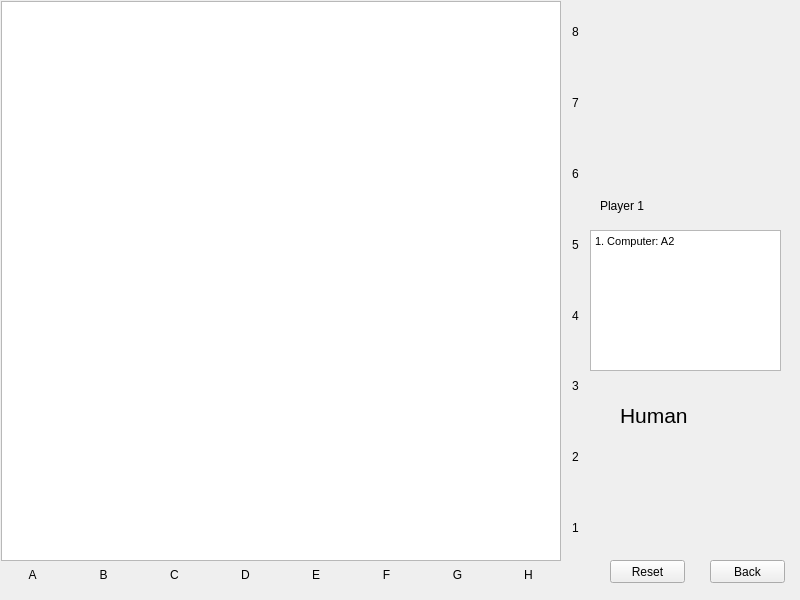
Above: gui/ui/isolationform.ui from clovenski/isolation-game before the change. Below: the same form after it.
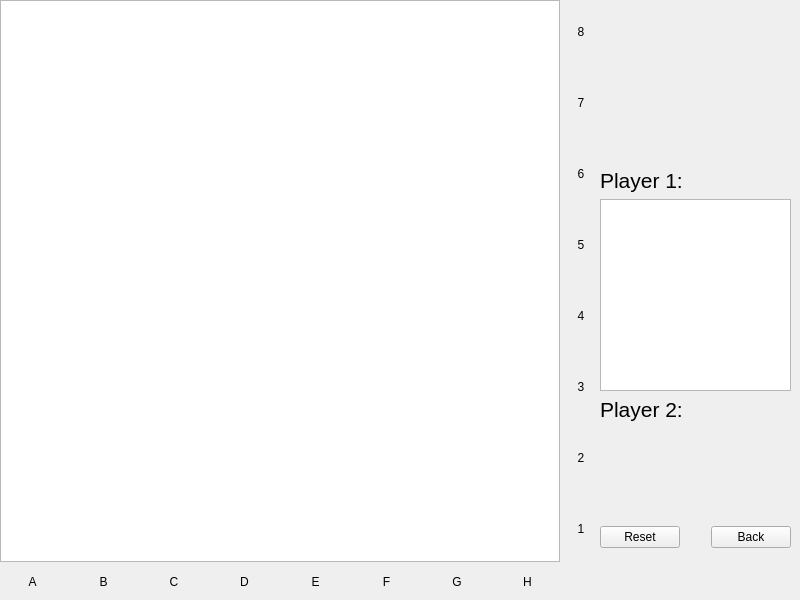
That is the form after the change.

Commit message: Added Feature: player and computer moves now output to textbrowser.

Patch:
```diff
--- a/gui/ui/isolationform.ui
+++ b/gui/ui/isolationform.ui
@@ -13,173 +13,148 @@
   <property name="windowTitle">
    <string>Form</string>
   </property>
-  <widget class="QGraphicsView" name="graphicsView">
-   <property name="geometry">
-    <rect>
-     <x>1</x>
-     <y>1</y>
-     <width>560</width>
-     <height>560</height>
-    </rect>
-   </property>
-   <property name="minimumSize">
-    <size>
-     <width>560</width>
-     <height>560</height>
-    </size>
-   </property>
-  </widget>
-  <widget class="QLabel" name="label_player1">
+  <widget class="QWidget" name="layoutWidget">
    <property name="geometry">
     <rect>
      <x>600</x>
-     <y>190</y>
-     <width>111</width>
-     <height>31</height>
-    </rect>
-   </property>
-   <property name="text">
-    <string>Player 1</string>
-   </property>
-  </widget>
-  <widget class="QLabel" name="label_player2">
-   <property name="geometry">
-    <rect>
-     <x>620</x>
-     <y>390</y>
-     <width>141</width>
-     <height>51</height>
-    </rect>
-   </property>
-   <property name="font">
-    <font>
-     <pointsize>16</pointsize>
-    </font>
-   </property>
-   <property name="text">
-    <string>Human</string>
-   </property>
-  </widget>
-  <widget class="QTextBrowser" name="turnTextBrowser">
-   <property name="geometry">
-    <rect>
-     <x>590</x>
-     <y>230</y>
+     <y>10</y>
      <width>191</width>
-     <height>141</height>
+     <height>581</height>
     </rect>
    </property>
+   <layout class="QGridLayout" name="gridLayout_2">
+    <item row="0" column="0">
+     <spacer name="verticalSpacer_3">
+      <property name="orientation">
+       <enum>Qt::Vertical</enum>
+      </property>
+      <property name="sizeHint" stdset="0">
+       <size>
+        <width>178</width>
+        <height>158</height>
+       </size>
+      </property>
+     </spacer>
+    </item>
+    <item row="1" column="0">
+     <layout class="QVBoxLayout" name="verticalLayout_2">
+      <item>
+       <widget class="QLabel" name="label_player1">
+        <property name="font">
+         <font>
+          <pointsize>16</pointsize>
+         </font>
+        </property>
+        <property name="text">
+         <string>&lt;html&gt;&lt;head/&gt;&lt;body&gt;&lt;p&gt;Player 1: &lt;/p&gt;&lt;/body&gt;&lt;/html&gt;</string>
+        </property>
+       </widget>
+      </item>
+      <item>
+       <widget class="QTextBrowser" name="textBrowser_moves">
    <property name="html">
     <string>&lt;!DOCTYPE HTML PUBLIC &quot;-//W3C//DTD HTML 4.0//EN&quot; &quot;http://www.w3.org/TR/REC-html40/strict.dtd&quot;&gt;
 &lt;html&gt;&lt;head&gt;&lt;meta name=&quot;qrichtext&quot; content=&quot;1&quot; /&gt;&lt;style type=&quot;text/css&quot;&gt;
 p, li { white-space: pre-wrap; }
 &lt;/style&gt;&lt;/head&gt;&lt;body style=&quot; font-family:'MS Shell Dlg 2'; font-size:8.25pt; font-weight:400; font-style:normal;&quot;&gt;
-&lt;p style=&quot; margin-top:0px; margin-bottom:0px; margin-left:0px; margin-right:0px; -qt-block-indent:0; text-indent:0px;&quot;&gt;1. Computer: A2&lt;/p&gt;&lt;/body&gt;&lt;/html&gt;</string>
-   </property>
-  </widget>
-  <widget class="QPushButton" name="backButton">
-   <property name="geometry">
-    <rect>
-     <x>710</x>
-     <y>560</y>
-     <width>75</width>
-     <height>23</height>
-    </rect>
+&lt;p style=&quot;-qt-paragraph-type:empty; margin-top:0px; margin-bottom:0px; margin-left:0px; margin-right:0px; -qt-block-indent:0; text-indent:0px;&quot;&gt;&lt;br /&gt;&lt;/p&gt;&lt;/body&gt;&lt;/html&gt;</string>
+        </property>
+       </widget>
+      </item>
+      <item>
+       <widget class="QLabel" name="label_player2">
+        <property name="font">
+         <font>
+          <pointsize>16</pointsize>
+         </font>
    </property>
    <property name="text">
-    <string>Back</string>
-   </property>
-  </widget>
+         <string>&lt;html&gt;&lt;head/&gt;&lt;body&gt;&lt;p&gt;Player 2: &lt;/p&gt;&lt;/body&gt;&lt;/html&gt;</string>
+        </property>
+       </widget>
+      </item>
+     </layout>
+    </item>
+    <item row="2" column="0">
+     <spacer name="verticalSpacer_2">
+      <property name="orientation">
+       <enum>Qt::Vertical</enum>
+      </property>
+      <property name="sizeHint" stdset="0">
+       <size>
+        <width>178</width>
+        <height>98</height>
+       </size>
+      </property>
+     </spacer>
+    </item>
+    <item row="3" column="0">
+     <layout class="QHBoxLayout" name="horizontalLayout">
+      <item>
   <widget class="QPushButton" name="resetButton">
-   <property name="geometry">
-    <rect>
-     <x>610</x>
-     <y>560</y>
-     <width>75</width>
-     <height>23</height>
-    </rect>
-   </property>
    <property name="text">
     <string>Reset</string>
    </property>
   </widget>
-  <widget class="QWidget" name="horizontalLayoutWidget_2">
+      </item>
+      <item>
+       <spacer name="horizontalSpacer_2">
+        <property name="orientation">
+         <enum>Qt::Horizontal</enum>
+        </property>
+        <property name="sizeHint" stdset="0">
+         <size>
+          <width>20</width>
+          <height>20</height>
+         </size>
+        </property>
+       </spacer>
+      </item>
+      <item>
+       <widget class="QPushButton" name="backButton">
+        <property name="text">
+         <string>Back</string>
+        </property>
+       </widget>
+      </item>
+     </layout>
+    </item>
+    <item row="4" column="0">
+     <spacer name="verticalSpacer_4">
+      <property name="orientation">
+       <enum>Qt::Vertical</enum>
+      </property>
+      <property name="sizeHint" stdset="0">
+       <size>
+        <width>20</width>
+        <height>18</height>
+       </size>
+      </property>
+     </spacer>
+    </item>
+   </layout>
+  </widget>
+  <widget class="QWidget" name="layoutWidget">
    <property name="geometry">
     <rect>
      <x>0</x>
-     <y>560</y>
-     <width>561</width>
-     <height>31</height>
-    </rect>
-   </property>
-   <layout class="QHBoxLayout" name="horizontalLayout_3">
-    <item>
-     <widget class="QLabel" name="label_A">
-      <property name="text">
-       <string>&lt;html&gt;&lt;head/&gt;&lt;body&gt;&lt;p align=&quot;center&quot;&gt;A&lt;/p&gt;&lt;/body&gt;&lt;/html&gt;</string>
-      </property>
-     </widget>
-    </item>
-    <item>
-     <widget class="QLabel" name="label_B">
-      <property name="text">
-       <string>&lt;html&gt;&lt;head/&gt;&lt;body&gt;&lt;p align=&quot;center&quot;&gt;B&lt;/p&gt;&lt;/body&gt;&lt;/html&gt;</string>
-      </property>
-     </widget>
-    </item>
-    <item>
-     <widget class="QLabel" name="label_C">
-      <property name="text">
-       <string>&lt;html&gt;&lt;head/&gt;&lt;body&gt;&lt;p align=&quot;center&quot;&gt;C&lt;/p&gt;&lt;/body&gt;&lt;/html&gt;</string>
-      </property>
-     </widget>
-    </item>
-    <item>
-     <widget class="QLabel" name="label_D">
-      <property name="text">
-       <string>&lt;html&gt;&lt;head/&gt;&lt;body&gt;&lt;p align=&quot;center&quot;&gt;D&lt;/p&gt;&lt;/body&gt;&lt;/html&gt;</string>
-      </property>
-     </widget>
-    </item>
-    <item>
-     <widget class="QLabel" name="label_E">
-      <property name="text">
-       <string>&lt;html&gt;&lt;head/&gt;&lt;body&gt;&lt;p align=&quot;center&quot;&gt;E&lt;/p&gt;&lt;/body&gt;&lt;/html&gt;</string>
-      </property>
-     </widget>
-    </item>
-    <item>
-     <widget class="QLabel" name="label_F">
-      <property name="text">
-       <string>&lt;html&gt;&lt;head/&gt;&lt;body&gt;&lt;p align=&quot;center&quot;&gt;F&lt;/p&gt;&lt;/body&gt;&lt;/html&gt;</string>
-      </property>
-     </widget>
-    </item>
-    <item>
-     <widget class="QLabel" name="label_G">
-      <property name="text">
-       <string>&lt;html&gt;&lt;head/&gt;&lt;body&gt;&lt;p align=&quot;center&quot;&gt;G&lt;/p&gt;&lt;/body&gt;&lt;/html&gt;</string>
-      </property>
-     </widget>
-    </item>
-    <item>
-     <widget class="QLabel" name="label_H">
-      <property name="text">
-       <string>&lt;html&gt;&lt;head/&gt;&lt;body&gt;&lt;p align=&quot;center&quot;&gt;H&lt;/p&gt;&lt;/body&gt;&lt;/html&gt;</string>
-      </property>
-     </widget>
-    </item>
-   </layout>
-  </widget>
-  <widget class="QWidget" name="verticalLayoutWidget">
-   <property name="geometry">
-    <rect>
-     <x>560</x>
      <y>0</y>
-     <width>31</width>
-     <height>561</height>
+     <width>596</width>
+     <height>596</height>
     </rect>
    </property>
+   <layout class="QGridLayout" name="gridLayout">
+    <item row="0" column="0">
+     <widget class="QGraphicsView" name="graphicsView">
+      <property name="minimumSize">
+       <size>
+        <width>560</width>
+        <height>560</height>
+       </size>
+      </property>
+     </widget>
+    </item>
+    <item row="0" column="1">
    <layout class="QVBoxLayout" name="verticalLayout">
     <item>
      <widget class="QLabel" name="label_8">
@@ -236,6 +211,81 @@
        <string>&lt;html&gt;&lt;head/&gt;&lt;body&gt;&lt;p align=&quot;center&quot;&gt;1&lt;/p&gt;&lt;/body&gt;&lt;/html&gt;</string>
       </property>
      </widget>
+      </item>
+     </layout>
+    </item>
+    <item row="1" column="0">
+     <layout class="QHBoxLayout" name="horizontalLayout_3">
+      <item>
+       <widget class="QLabel" name="label_A">
+        <property name="text">
+         <string>&lt;html&gt;&lt;head/&gt;&lt;body&gt;&lt;p align=&quot;center&quot;&gt;A&lt;/p&gt;&lt;/body&gt;&lt;/html&gt;</string>
+        </property>
+       </widget>
+      </item>
+      <item>
+       <widget class="QLabel" name="label_B">
+        <property name="text">
+         <string>&lt;html&gt;&lt;head/&gt;&lt;body&gt;&lt;p align=&quot;center&quot;&gt;B&lt;/p&gt;&lt;/body&gt;&lt;/html&gt;</string>
+        </property>
+       </widget>
+      </item>
+      <item>
+       <widget class="QLabel" name="label_C">
+        <property name="text">
+         <string>&lt;html&gt;&lt;head/&gt;&lt;body&gt;&lt;p align=&quot;center&quot;&gt;C&lt;/p&gt;&lt;/body&gt;&lt;/html&gt;</string>
+        </property>
+       </widget>
+      </item>
+      <item>
+       <widget class="QLabel" name="label_D">
+        <property name="text">
+         <string>&lt;html&gt;&lt;head/&gt;&lt;body&gt;&lt;p align=&quot;center&quot;&gt;D&lt;/p&gt;&lt;/body&gt;&lt;/html&gt;</string>
+        </property>
+       </widget>
+      </item>
+      <item>
+       <widget class="QLabel" name="label_E">
+        <property name="text">
+         <string>&lt;html&gt;&lt;head/&gt;&lt;body&gt;&lt;p align=&quot;center&quot;&gt;E&lt;/p&gt;&lt;/body&gt;&lt;/html&gt;</string>
+        </property>
+       </widget>
+      </item>
+      <item>
+       <widget class="QLabel" name="label_F">
+        <property name="text">
+         <string>&lt;html&gt;&lt;head/&gt;&lt;body&gt;&lt;p align=&quot;center&quot;&gt;F&lt;/p&gt;&lt;/body&gt;&lt;/html&gt;</string>
+        </property>
+       </widget>
+      </item>
+      <item>
+       <widget class="QLabel" name="label_G">
+        <property name="text">
+         <string>&lt;html&gt;&lt;head/&gt;&lt;body&gt;&lt;p align=&quot;center&quot;&gt;G&lt;/p&gt;&lt;/body&gt;&lt;/html&gt;</string>
+        </property>
+       </widget>
+      </item>
+      <item>
+       <widget class="QLabel" name="label_H">
+        <property name="text">
+         <string>&lt;html&gt;&lt;head/&gt;&lt;body&gt;&lt;p align=&quot;center&quot;&gt;H&lt;/p&gt;&lt;/body&gt;&lt;/html&gt;</string>
+        </property>
+       </widget>
+      </item>
+     </layout>
+    </item>
+    <item row="1" column="1">
+     <spacer name="horizontalSpacer">
+      <property name="orientation">
+       <enum>Qt::Horizontal</enum>
+      </property>
+      <property name="sizeHint" stdset="0">
+       <size>
+        <width>28</width>
+        <height>28</height>
+       </size>
+      </property>
+     </spacer>
     </item>
    </layout>
   </widget>
```
Lines whose indentation alone changed are shown as unchanged. The commit also changes 3 other files.
